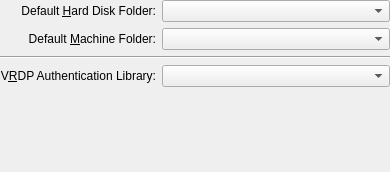
First picture: the form in vbox/src/VBox/Frontends/VirtualBox4/ui/VBoxGLSettingsGeneral.ui, repository jljuxgm/vboxgit, before the edit.
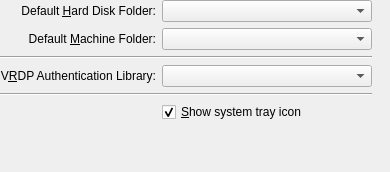
Second picture: the form after the edit. Custom widgets are drawn as their Qt base class.

Commit message:
commit_14463 ------------------------------------------------------------------------ r14463 | vboxsync | 2008-11-21 22:41:40 +0800 (Fri, 21 Nov 2008) | 1 line
Fe/Qt4: Added serialization + GUI checkbox for systray flag (needs a restart of the GUI until now).
------------------------------------------------------------------------

```diff
--- a/vbox/src/VBox/Frontends/VirtualBox4/ui/VBoxGLSettingsGeneral.ui
+++ b/vbox/src/VBox/Frontends/VirtualBox4/ui/VBoxGLSettingsGeneral.ui
@@ -116,6 +116,26 @@
     </widget>
    </item>
    <item row="4" column="0" colspan="2" >
+    <widget class="Line" name="mLnSeparator" >
+     <property name="orientation" >
+      <enum>Qt::Horizontal</enum>
+     </property>
+    </widget>
+   </item>
+   <item row="5" column="1" colspan="4" >
+    <widget class="QCheckBox" name="mCbCheckTrayIcon" >
+     <property name="whatsThis" >
+      <string>When checked, the application will provide an icon with a context menu in the system tray.</string>
+     </property>
+     <property name="text" >
+      <string>&amp;Show system tray icon</string>
+     </property>
+     <property name="checked" >
+      <bool>true</bool>
+     </property>
+    </widget>
+   </item>
+   <item row="6" column="0" colspan="2" >
     <spacer>
      <property name="orientation" >
       <enum>Qt::Vertical</enum>
```
The commit also changes 1 other file.
